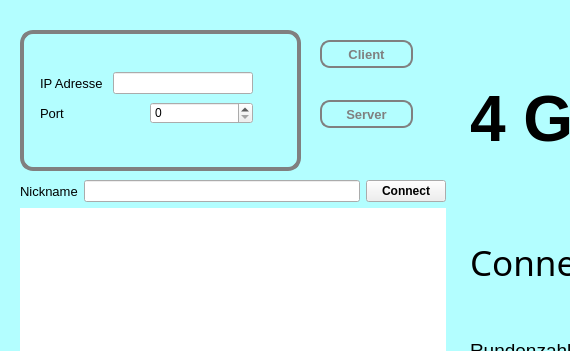
Above: vierGewinnt/mainwindow.ui from IhebTrabelsi/4Gewinnt before the change; both pictures show x 0 to 570 and y 0 to 351 of the 891 by 689 pixel window. Below: the same form after it.
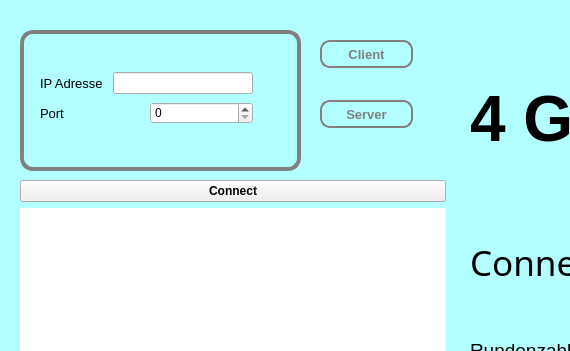
That is the form after the change. Icons and pictures are not drawn.

```diff
--- a/vierGewinnt/mainwindow.ui
+++ b/vierGewinnt/mainwindow.ui
@@ -270,25 +270,6 @@
       <layout class="QHBoxLayout" name="horizontalLayout_6">
        <item>
         <layout class="QHBoxLayout" name="horizontalLayout_5">
-         <item>
-          <widget class="QLabel" name="label_2">
-           <property name="font">
-            <font>
-             <pointsize>10</pointsize>
-            </font>
-           </property>
-           <property name="text">
-            <string>Nickname</string>
-           </property>
-          </widget>
-         </item>
-         <item>
-          <widget class="QLineEdit" name="Nickname">
-           <property name="clearButtonEnabled">
-            <bool>false</bool>
-           </property>
-          </widget>
-         </item>
          <item>
           <widget class="QPushButton" name="pushButton_Connect">
            <property name="font">
```
